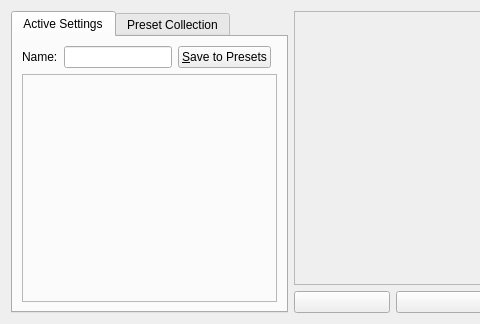
This is krita/ui/forms/wdgpaintoppresets.ui in KDE/krita as Qt 5 draws it before an edit; both pictures show x 0 to 480 and y 0 to 324 of the 706 by 324 pixel window. The edited form follows.
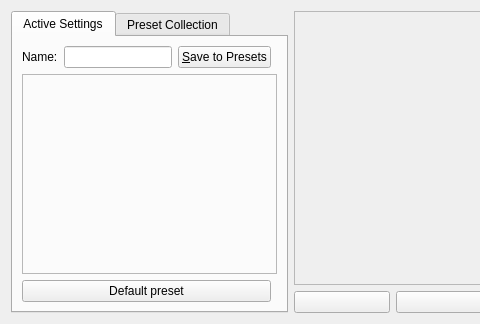
This is the edited form. Custom widgets are drawn as their Qt base class.

Commit message: Add the default button feature.

```diff
--- a/krita/ui/forms/wdgpaintoppresets.ui
+++ b/krita/ui/forms/wdgpaintoppresets.ui
@@ -77,6 +77,13 @@
          </item>
         </layout>
        </item>
+       <item row="5" column="0">
+        <widget class="QPushButton" name="bnDefaultPreset">
+         <property name="text">
+          <string>Default preset</string>
+         </property>
+        </widget>
+       </item>
       </layout>
      </widget>
      <widget class="QWidget" name="tabChooser">
```
The commit also changes 4 other files.
